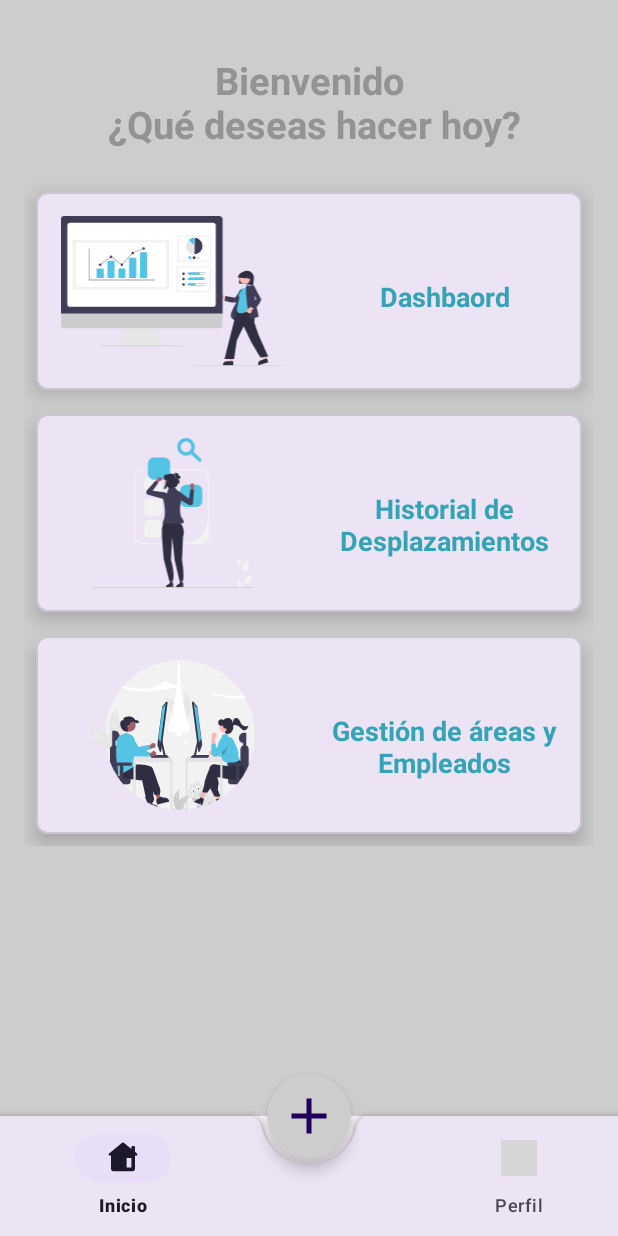
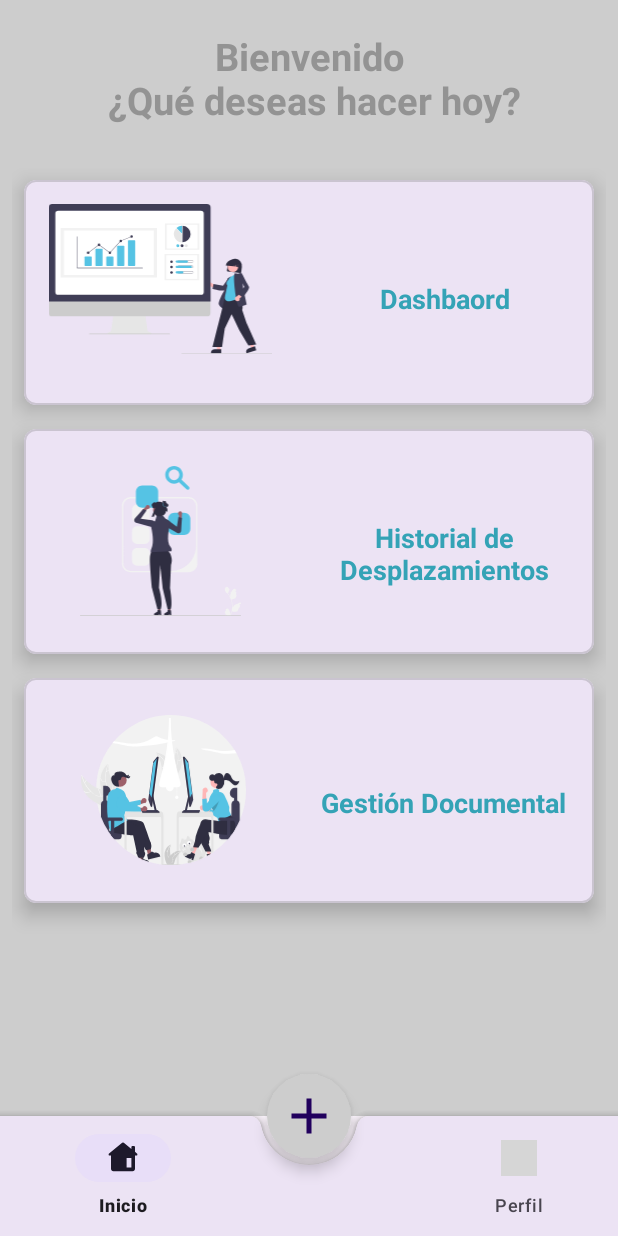
Before and after one commit to TheOne27k/GDIBPM-GRTC, an Android app: the MainFragment screen opened directly, with no data from a screen before it, on a phone screen of 412 x 824 dp. Run offline under Robolectric (Android 15) with nearby library versions, the phone set to English and light mode, and no system bars; grey boxes are pictures that could not be loaded.

Commit message:
update: layout fragment_main.xml

```diff
--- a/app/src/main/res/layout/fragment_main.xml
+++ b/app/src/main/res/layout/fragment_main.xml
@@ -4,7 +4,6 @@
     android:layout_height="match_parent"
     xmlns:app="http://schemas.android.com/apk/res-auto"
     android:orientation="vertical"
-    android:padding="16dp"
     android:background="@color/gray_light">
 
     <TextView
@@ -20,15 +19,16 @@
         android:textColor="@color/gray"
         />
 
-    <GridLayout
+    <LinearLayout
         android:layout_width="match_parent"
-        android:layout_height="wrap_content"
-        android:columnCount="1">
+        android:layout_height="match_parent"
+        android:layout_margin="8dp"
+        android:orientation="vertical">
 
         <com.google.android.material.card.MaterialCardView
             android:id="@+id/cardDashboard"
-            android:layout_width="0dp"
-            android:layout_height="wrap_content"
+            android:layout_width="match_parent"
+            android:layout_height="150dp"
             android:layout_margin="8dp"
             android:layout_columnWeight="1"
             android:layout_rowWeight="1"
@@ -63,8 +63,8 @@
 
         <com.google.android.material.card.MaterialCardView
             android:id="@+id/cardDisplacement"
-            android:layout_width="0dp"
-            android:layout_height="wrap_content"
+            android:layout_width="match_parent"
+            android:layout_height="150dp"
             android:layout_margin="8dp"
             android:layout_columnWeight="1"
             android:layout_rowWeight="1"
@@ -100,8 +100,8 @@
 
         <com.google.android.material.card.MaterialCardView
             android:id="@+id/cardManagment"
-            android:layout_width="0dp"
-            android:layout_height="wrap_content"
+            android:layout_width="match_parent"
+            android:layout_height="150dp"
             android:layout_margin="8dp"
             android:layout_columnWeight="1"
             android:layout_rowWeight="1"
@@ -128,7 +128,7 @@
                     android:layout_height="wrap_content"
                     android:gravity="center"
                     android:layout_marginTop="8dp"
-                    android:text="Gestión de áreas y Empleados"
+                    android:text="Gestión Documental"
                     android:textColor="@color/blue_light"
                     android:textStyle="bold"
                     android:textSize="18sp" />
@@ -136,5 +136,5 @@
 
         </com.google.android.material.card.MaterialCardView>
 
-    </GridLayout>
+    </LinearLayout>
 </LinearLayout>
```
